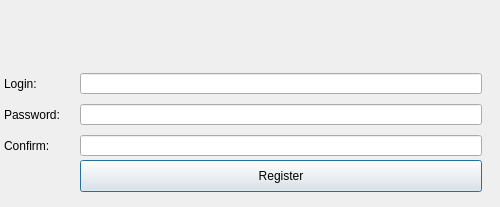
First picture: the form in client/reg_window.ui, repository Olovat/ChatApp, before the edit.
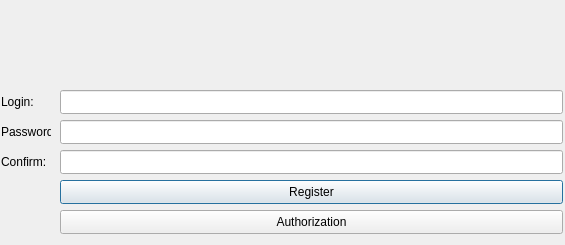
Second picture: the form after the edit.

Commit message: Сделал кнопку возвращения из регистрацию в авторизацию, написал комментарии для тестов

```diff
--- a/client/reg_window.ui
+++ b/client/reg_window.ui
@@ -6,8 +6,8 @@
    <rect>
     <x>0</x>
     <y>0</y>
-    <width>500</width>
-    <height>207</height>
+    <width>565</width>
+    <height>245</height>
    </rect>
   </property>
   <property name="maximumSize">
@@ -22,10 +22,10 @@
   <widget class="QPushButton" name="Register_button_2">
    <property name="geometry">
     <rect>
-     <x>80</x>
-     <y>160</y>
-     <width>402</width>
-     <height>32</height>
+     <x>60</x>
+     <y>180</y>
+     <width>503</width>
+     <height>24</height>
     </rect>
    </property>
    <property name="text">
@@ -35,20 +35,20 @@
   <widget class="QLineEdit" name="Login_line_2">
    <property name="geometry">
     <rect>
-     <x>80</x>
-     <y>73</y>
-     <width>402</width>
-     <height>21</height>
+     <x>60</x>
+     <y>90</y>
+     <width>503</width>
+     <height>24</height>
     </rect>
    </property>
   </widget>
   <widget class="QLabel" name="Login_2">
    <property name="geometry">
     <rect>
-     <x>4</x>
-     <y>73</y>
-     <width>62</width>
-     <height>21</height>
+     <x>1</x>
+     <y>90</y>
+     <width>50</width>
+     <height>24</height>
     </rect>
    </property>
    <property name="text">
@@ -58,10 +58,10 @@
   <widget class="QLabel" name="Confirm_2">
    <property name="geometry">
     <rect>
-     <x>4</x>
-     <y>135</y>
-     <width>62</width>
-     <height>21</height>
+     <x>1</x>
+     <y>150</y>
+     <width>50</width>
+     <height>24</height>
     </rect>
    </property>
    <property name="text">
@@ -71,20 +71,20 @@
   <widget class="QLineEdit" name="Confirm_line_2">
    <property name="geometry">
     <rect>
-     <x>80</x>
-     <y>135</y>
-     <width>402</width>
-     <height>21</height>
+     <x>60</x>
+     <y>150</y>
+     <width>503</width>
+     <height>24</height>
     </rect>
    </property>
   </widget>
   <widget class="QLabel" name="Password_2">
    <property name="geometry">
     <rect>
-     <x>4</x>
-     <y>104</y>
-     <width>62</width>
-     <height>21</height>
+     <x>1</x>
+     <y>120</y>
+     <width>50</width>
+     <height>24</height>
     </rect>
    </property>
    <property name="text">
@@ -94,13 +94,26 @@
   <widget class="QLineEdit" name="Password_line_2">
    <property name="geometry">
     <rect>
-     <x>80</x>
-     <y>104</y>
-     <width>402</width>
-     <height>21</height>
+     <x>60</x>
+     <y>120</y>
+     <width>503</width>
+     <height>24</height>
     </rect>
    </property>
   </widget>
+  <widget class="QPushButton" name="return_auth">
+   <property name="geometry">
+    <rect>
+     <x>60</x>
+     <y>210</y>
+     <width>503</width>
+     <height>24</height>
+    </rect>
+   </property>
+   <property name="text">
+    <string>Authorization</string>
+   </property>
+  </widget>
  </widget>
  <resources/>
  <connections/>
```
Left out of the diff: 4 changed lines with no effect on the pictures. The commit also changes 5 other files.
